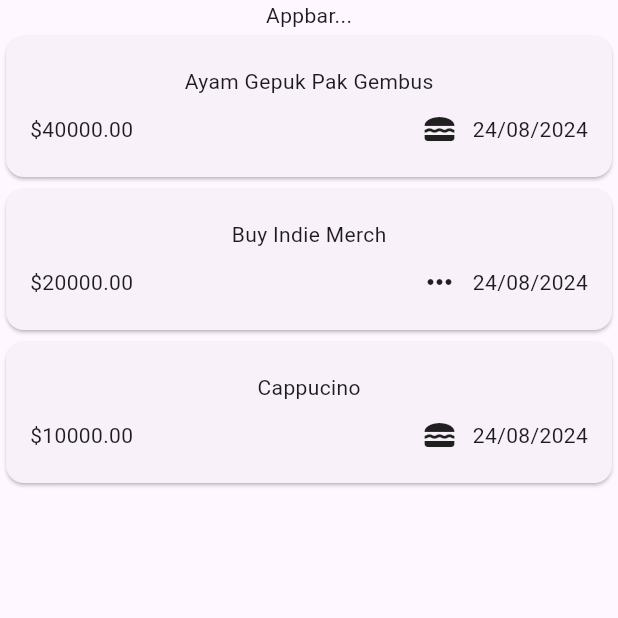
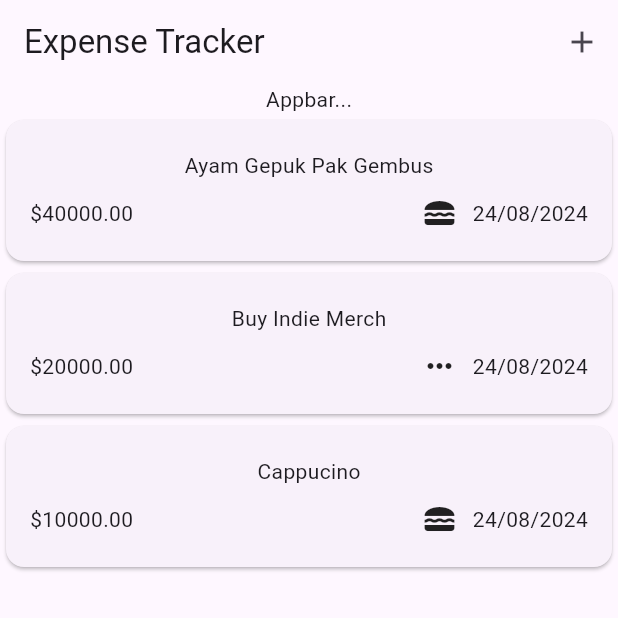
Before and after one commit to tamathecxder/expense-tracker, a Flutter app: the screen it shows after launch, on a phone screen of 412 x 824 dp, the top half of it. Run offline on Flutter 3.47's test engine with Material 3 defaults, Android fonts, the phone set to English and light mode, and no system bars.

Commit message:
chore(expenses): add appbar

```diff
--- a/lib/expenses.dart
+++ b/lib/expenses.dart
@@ -35,6 +35,15 @@ class _ExpensesState extends State<Expenses> {
   @override
   Widget build(BuildContext context) {
     return Scaffold(
+      appBar: AppBar(
+        title: const Text("Expense Tracker"),
+        actions: [
+          IconButton(
+            onPressed: () {},
+            icon: const Icon(Icons.add),
+          )
+        ],
+      ),
       body: Column(
         children: [
           const Text("Appbar..."),
```
